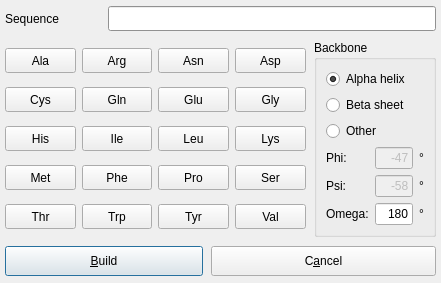
Qt form source/VIEW/DIALOGS/peptideDialog.ui (BALL-Project/ball) before a commit.
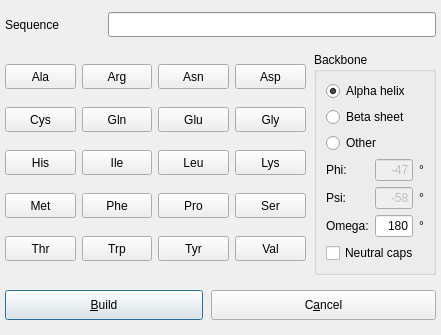
The same form after that commit.

Commit message: Fixed an ancient bug in build bonds in BALLView.

The edit to the form file:
```diff
--- a/source/VIEW/DIALOGS/peptideDialog.ui
+++ b/source/VIEW/DIALOGS/peptideDialog.ui
@@ -1,18 +1,16 @@
 <ui version="4.0" >
  <class>PeptideDialogData</class>
- <widget class="QDialog" name="PeptideDialogData" >
-  <property name="geometry" >
+ <widget class="QDialog" name="PeptideDialogData">
+  <property name="geometry">
    <rect>
     <x>0</x>
     <y>0</y>
     <width>441</width>
-    <height>283</height>
+    <height>335</height>
    </rect>
   </property>
-  <property name="sizePolicy" >
-   <sizepolicy>
-    <hsizetype>5</hsizetype>
-    <vsizetype>5</vsizetype>
+  <property name="sizePolicy">
+   <sizepolicy hsizetype="Preferred" vsizetype="Preferred">
     <horstretch>0</horstretch>
     <verstretch>0</verstretch>
    </sizepolicy>
@@ -39,28 +37,26 @@
    <property name="spacing" >
     <number>8</number>
    </property>
-   <item row="1" column="0" colspan="3" >
-    <layout class="QVBoxLayout" >
-     <property name="margin" >
-      <number>0</number>
-     </property>
-     <property name="spacing" >
+   <item row="1" column="0" colspan="3">
+    <layout class="QVBoxLayout">
+     <property name="spacing">
       <number>6</number>
      </property>
+     <property name="margin">
+      <number>0</number>
+     </property>
      <item>
-      <layout class="QHBoxLayout" >
-       <property name="margin" >
-        <number>0</number>
-       </property>
-       <property name="spacing" >
+      <layout class="QHBoxLayout">
+       <property name="spacing">
         <number>6</number>
        </property>
+       <property name="margin">
+        <number>0</number>
+       </property>
        <item>
-        <widget class="QPushButton" name="ala" >
-         <property name="sizePolicy" >
-          <sizepolicy>
-           <hsizetype>5</hsizetype>
-           <vsizetype>0</vsizetype>
+        <widget class="QPushButton" name="ala">
+         <property name="sizePolicy">
+          <sizepolicy hsizetype="Preferred" vsizetype="Fixed">
            <horstretch>0</horstretch>
            <verstretch>0</verstretch>
           </sizepolicy>
@@ -77,11 +73,9 @@
         </widget>
        </item>
        <item>
-        <widget class="QPushButton" name="arg" >
-         <property name="sizePolicy" >
-          <sizepolicy>
-           <hsizetype>5</hsizetype>
-           <vsizetype>0</vsizetype>
+        <widget class="QPushButton" name="arg">
+         <property name="sizePolicy">
+          <sizepolicy hsizetype="Preferred" vsizetype="Fixed">
            <horstretch>0</horstretch>
            <verstretch>0</verstretch>
           </sizepolicy>
@@ -98,11 +92,9 @@
         </widget>
        </item>
        <item>
-        <widget class="QPushButton" name="asn" >
-         <property name="sizePolicy" >
-          <sizepolicy>
-           <hsizetype>5</hsizetype>
-           <vsizetype>0</vsizetype>
+        <widget class="QPushButton" name="asn">
+         <property name="sizePolicy">
+          <sizepolicy hsizetype="Preferred" vsizetype="Fixed">
            <horstretch>0</horstretch>
            <verstretch>0</verstretch>
           </sizepolicy>
@@ -119,11 +111,9 @@
         </widget>
        </item>
        <item>
-        <widget class="QPushButton" name="asp" >
-         <property name="sizePolicy" >
-          <sizepolicy>
-           <hsizetype>5</hsizetype>
-           <vsizetype>0</vsizetype>
+        <widget class="QPushButton" name="asp">
+         <property name="sizePolicy">
+          <sizepolicy hsizetype="Preferred" vsizetype="Fixed">
            <horstretch>0</horstretch>
            <verstretch>0</verstretch>
           </sizepolicy>
@@ -142,19 +132,17 @@
       </layout>
      </item>
      <item>
-      <layout class="QHBoxLayout" >
-       <property name="margin" >
-        <number>0</number>
-       </property>
-       <property name="spacing" >
+      <layout class="QHBoxLayout">
+       <property name="spacing">
         <number>6</number>
        </property>
+       <property name="margin">
+        <number>0</number>
+       </property>
        <item>
-        <widget class="QPushButton" name="cys" >
-         <property name="sizePolicy" >
-          <sizepolicy>
-           <hsizetype>5</hsizetype>
-           <vsizetype>0</vsizetype>
+        <widget class="QPushButton" name="cys">
+         <property name="sizePolicy">
+          <sizepolicy hsizetype="Preferred" vsizetype="Fixed">
            <horstretch>0</horstretch>
            <verstretch>0</verstretch>
           </sizepolicy>
@@ -171,11 +159,9 @@
         </widget>
        </item>
        <item>
-        <widget class="QPushButton" name="gln" >
-         <property name="sizePolicy" >
-          <sizepolicy>
-           <hsizetype>5</hsizetype>
-           <vsizetype>0</vsizetype>
+        <widget class="QPushButton" name="gln">
+         <property name="sizePolicy">
+          <sizepolicy hsizetype="Preferred" vsizetype="Fixed">
            <horstretch>0</horstretch>
            <verstretch>0</verstretch>
           </sizepolicy>
@@ -192,11 +178,9 @@
         </widget>
        </item>
        <item>
-        <widget class="QPushButton" name="glu" >
-         <property name="sizePolicy" >
-          <sizepolicy>
-           <hsizetype>5</hsizetype>
-           <vsizetype>0</vsizetype>
+        <widget class="QPushButton" name="glu">
+         <property name="sizePolicy">
+          <sizepolicy hsizetype="Preferred" vsizetype="Fixed">
            <horstretch>0</horstretch>
            <verstretch>0</verstretch>
           </sizepolicy>
@@ -213,11 +197,9 @@
         </widget>
        </item>
        <item>
-        <widget class="QPushButton" name="gly" >
-         <property name="sizePolicy" >
-          <sizepolicy>
-           <hsizetype>5</hsizetype>
-           <vsizetype>0</vsizetype>
+        <widget class="QPushButton" name="gly">
+         <property name="sizePolicy">
+          <sizepolicy hsizetype="Preferred" vsizetype="Fixed">
            <horstretch>0</horstretch>
            <verstretch>0</verstretch>
           </sizepolicy>
@@ -236,19 +218,17 @@
       </layout>
      </item>
      <item>
-      <layout class="QHBoxLayout" >
-       <property name="margin" >
-        <number>0</number>
-       </property>
-       <property name="spacing" >
+      <layout class="QHBoxLayout">
+       <property name="spacing">
         <number>6</number>
        </property>
+       <property name="margin">
+        <number>0</number>
+       </property>
        <item>
-        <widget class="QPushButton" name="his" >
-         <property name="sizePolicy" >
-          <sizepolicy>
-           <hsizetype>5</hsizetype>
-           <vsizetype>0</vsizetype>
+        <widget class="QPushButton" name="his">
+         <property name="sizePolicy">
+          <sizepolicy hsizetype="Preferred" vsizetype="Fixed">
            <horstretch>0</horstretch>
            <verstretch>0</verstretch>
           </sizepolicy>
@@ -265,11 +245,9 @@
         </widget>
        </item>
        <item>
-        <widget class="QPushButton" name="ile" >
-         <property name="sizePolicy" >
-          <sizepolicy>
-           <hsizetype>5</hsizetype>
-           <vsizetype>0</vsizetype>
+        <widget class="QPushButton" name="ile">
+         <property name="sizePolicy">
+          <sizepolicy hsizetype="Preferred" vsizetype="Fixed">
            <horstretch>0</horstretch>
            <verstretch>0</verstretch>
           </sizepolicy>
@@ -286,11 +264,9 @@
         </widget>
        </item>
        <item>
-        <widget class="QPushButton" name="leu" >
-         <property name="sizePolicy" >
-          <sizepolicy>
-           <hsizetype>5</hsizetype>
-           <vsizetype>0</vsizetype>
+        <widget class="QPushButton" name="leu">
+         <property name="sizePolicy">
+          <sizepolicy hsizetype="Preferred" vsizetype="Fixed">
            <horstretch>0</horstretch>
            <verstretch>0</verstretch>
           </sizepolicy>
@@ -307,11 +283,9 @@
         </widget>
        </item>
        <item>
-        <widget class="QPushButton" name="lys" >
-         <property name="sizePolicy" >
-          <sizepolicy>
-           <hsizetype>5</hsizetype>
-           <vsizetype>0</vsizetype>
+        <widget class="QPushButton" name="lys">
+         <property name="sizePolicy">
+          <sizepolicy hsizetype="Preferred" vsizetype="Fixed">
            <horstretch>0</horstretch>
            <verstretch>0</verstretch>
           </sizepolicy>
@@ -330,19 +304,17 @@
       </layout>
      </item>
      <item>
-      <layout class="QHBoxLayout" >
-       <property name="margin" >
-        <number>0</number>
-       </property>
-       <property name="spacing" >
+      <layout class="QHBoxLayout">
+       <property name="spacing">
         <number>6</number>
        </property>
+       <property name="margin">
+        <number>0</number>
+       </property>
        <item>
-        <widget class="QPushButton" name="met" >
-         <property name="sizePolicy" >
-          <sizepolicy>
-           <hsizetype>5</hsizetype>
-           <vsizetype>0</vsizetype>
+        <widget class="QPushButton" name="met">
+         <property name="sizePolicy">
+          <sizepolicy hsizetype="Preferred" vsizetype="Fixed">
            <horstretch>0</horstretch>
            <verstretch>0</verstretch>
           </sizepolicy>
@@ -359,11 +331,9 @@
         </widget>
        </item>
        <item>
-        <widget class="QPushButton" name="phe" >
-         <property name="sizePolicy" >
-          <sizepolicy>
-           <hsizetype>5</hsizetype>
-           <vsizetype>0</vsizetype>
+        <widget class="QPushButton" name="phe">
+         <property name="sizePolicy">
+          <sizepolicy hsizetype="Preferred" vsizetype="Fixed">
            <horstretch>0</horstretch>
            <verstretch>0</verstretch>
           </sizepolicy>
@@ -380,11 +350,9 @@
         </widget>
        </item>
        <item>
-        <widget class="QPushButton" name="pro" >
-         <property name="sizePolicy" >
-          <sizepolicy>
-           <hsizetype>5</hsizetype>
-           <vsizetype>0</vsizetype>
+        <widget class="QPushButton" name="pro">
+         <property name="sizePolicy">
+          <sizepolicy hsizetype="Preferred" vsizetype="Fixed">
            <horstretch>0</horstretch>
            <verstretch>0</verstretch>
           </sizepolicy>
@@ -401,11 +369,9 @@
         </widget>
        </item>
        <item>
-        <widget class="QPushButton" name="ser" >
-         <property name="sizePolicy" >
-          <sizepolicy>
-           <hsizetype>5</hsizetype>
-           <vsizetype>0</vsizetype>
+        <widget class="QPushButton" name="ser">
+         <property name="sizePolicy">
+          <sizepolicy hsizetype="Preferred" vsizetype="Fixed">
            <horstretch>0</horstretch>
            <verstretch>0</verstretch>
           </sizepolicy>
@@ -424,19 +390,17 @@
       </layout>
      </item>
      <item>
-      <layout class="QHBoxLayout" >
-       <property name="margin" >
-        <number>0</number>
-       </property>
-       <property name="spacing" >
+      <layout class="QHBoxLayout">
+       <property name="spacing">
         <number>6</number>
        </property>
+       <property name="margin">
+        <number>0</number>
+       </property>
        <item>
-        <widget class="QPushButton" name="thr" >
-         <property name="sizePolicy" >
-          <sizepolicy>
-           <hsizetype>5</hsizetype>
-           <vsizetype>0</vsizetype>
+        <widget class="QPushButton" name="thr">
+         <property name="sizePolicy">
+          <sizepolicy hsizetype="Preferred" vsizetype="Fixed">
            <horstretch>0</horstretch>
            <verstretch>0</verstretch>
           </sizepolicy>
@@ -453,11 +417,9 @@
         </widget>
        </item>
        <item>
-        <widget class="QPushButton" name="trp" >
-         <property name="sizePolicy" >
-          <sizepolicy>
-           <hsizetype>5</hsizetype>
-           <vsizetype>0</vsizetype>
+        <widget class="QPushButton" name="trp">
+         <property name="sizePolicy">
+          <sizepolicy hsizetype="Preferred" vsizetype="Fixed">
            <horstretch>0</horstretch>
            <verstretch>0</verstretch>
           </sizepolicy>
@@ -474,11 +436,9 @@
         </widget>
        </item>
        <item>
-        <widget class="QPushButton" name="tyr" >
-         <property name="sizePolicy" >
-          <sizepolicy>
-           <hsizetype>5</hsizetype>
-           <vsizetype>0</vsizetype>
+        <widget class="QPushButton" name="tyr">
+         <property name="sizePolicy">
+          <sizepolicy hsizetype="Preferred" vsizetype="Fixed">
            <horstretch>0</horstretch>
            <verstretch>0</verstretch>
           </sizepolicy>
@@ -495,11 +455,9 @@
         </widget>
        </item>
        <item>
-        <widget class="QPushButton" name="val" >
-         <property name="sizePolicy" >
-          <sizepolicy>
-           <hsizetype>5</hsizetype>
-           <vsizetype>0</vsizetype>
+        <widget class="QPushButton" name="val">
+         <property name="sizePolicy">
+          <sizepolicy hsizetype="Preferred" vsizetype="Fixed">
            <horstretch>0</horstretch>
            <verstretch>0</verstretch>
           </sizepolicy>
@@ -1109,12 +1067,10 @@
           </property>
          </widget>
         </item>
-        <item row="2" column="1" >
-         <widget class="QLineEdit" name="omega" >
-          <property name="sizePolicy" >
-           <sizepolicy>
-            <hsizetype>5</hsizetype>
-            <vsizetype>0</vsizetype>
+        <item row="2" column="1">
+         <widget class="QLineEdit" name="omega">
+          <property name="sizePolicy">
+           <sizepolicy hsizetype="Preferred" vsizetype="Fixed">
             <horstretch>0</horstretch>
             <verstretch>0</verstretch>
            </sizepolicy>
@@ -1138,10 +1094,8 @@
           <property name="enabled" >
            <bool>false</bool>
           </property>
-          <property name="sizePolicy" >
-           <sizepolicy>
-            <hsizetype>5</hsizetype>
-            <vsizetype>0</vsizetype>
+          <property name="sizePolicy">
+           <sizepolicy hsizetype="Preferred" vsizetype="Fixed">
             <horstretch>0</horstretch>
             <verstretch>0</verstretch>
            </sizepolicy>
@@ -1193,10 +1147,8 @@
           <property name="enabled" >
            <bool>false</bool>
           </property>
-          <property name="sizePolicy" >
-           <sizepolicy>
-            <hsizetype>5</hsizetype>
-            <vsizetype>0</vsizetype>
+          <property name="sizePolicy">
+           <sizepolicy hsizetype="Preferred" vsizetype="Fixed">
             <horstretch>0</horstretch>
             <verstretch>0</verstretch>
            </sizepolicy>
@@ -1227,12 +1179,19 @@
         </property>
        </widget>
       </item>
+      <item row="4" column="0">
+       <widget class="QCheckBox" name="build_endcaps">
+        <property name="text">
+         <string>Neutral caps</string>
+        </property>
+       </widget>
+      </item>
      </layout>
     </widget>
    </item>
   </layout>
  </widget>
- <layoutdefault spacing="6" margin="11" />
+ <layoutdefault spacing="6" margin="11"/>
  <tabstops>
   <tabstop>sequence</tabstop>
   <tabstop>close_button</tabstop>
```
Left out of the diff: 555 changed lines with no effect on the pictures. The commit also changes 2 other files.
